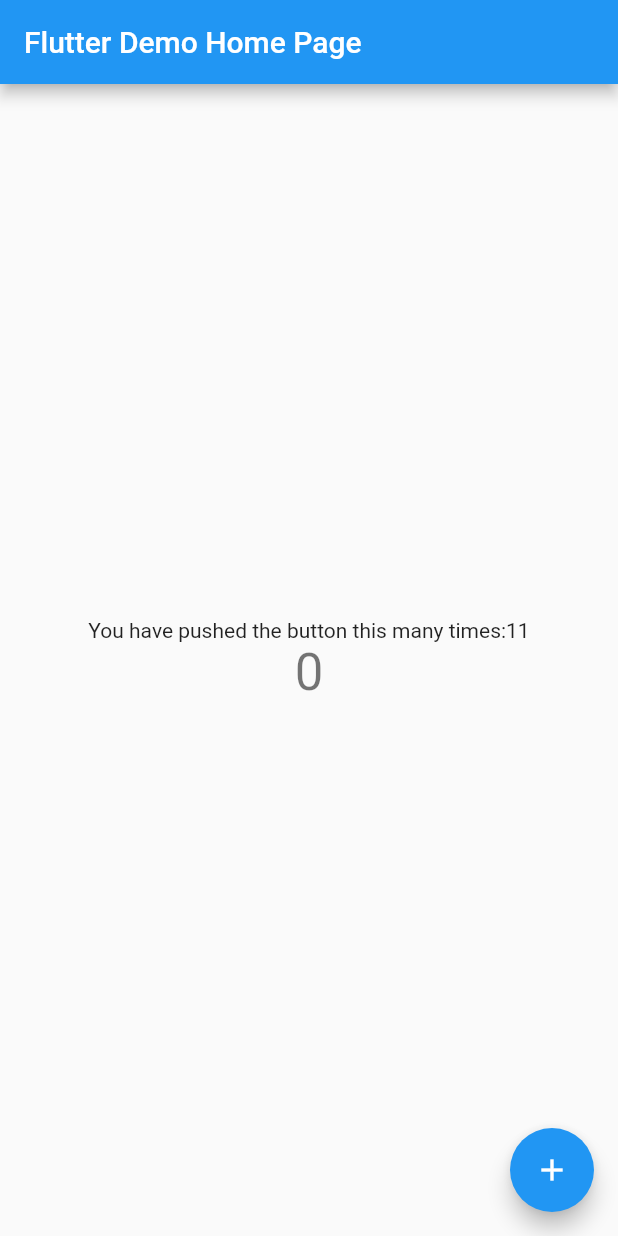
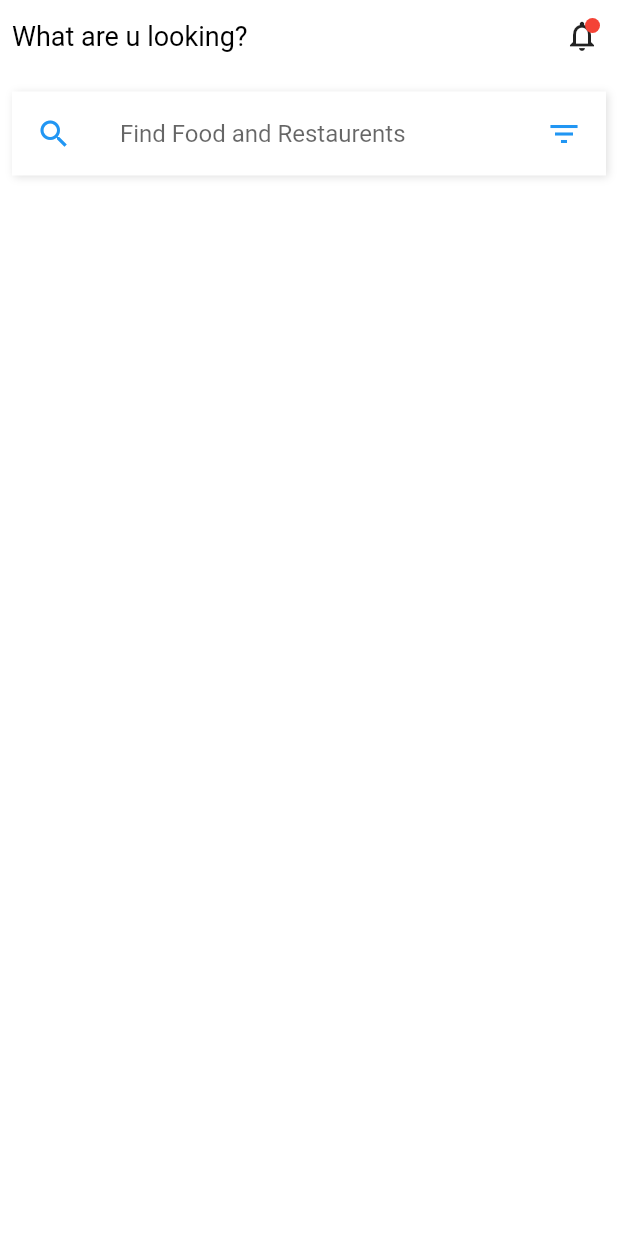
Before and after one commit to Dheeraj998/flutter-food-app, a Flutter app: the screen it shows after launch, on a phone screen of 412 x 824 dp. Run offline on Flutter 3.47's test engine with Material 2 defaults, Android fonts, the phone set to English and light mode, and no system bars.

Commit message:
added listtitle

```diff
--- a/food_app/lib/main.dart
+++ b/food_app/lib/main.dart
@@ -1,4 +1,6 @@
 import 'package:flutter/material.dart';
+
+import 'src/screens/home.dart';
 
 void main() {
   runApp(MyApp());
@@ -9,109 +11,12 @@ class MyApp extends StatelessWidget {
   @override
   Widget build(BuildContext context) {
     return MaterialApp(
-      title: 'Flutter Demo',
+      debugShowCheckedModeBanner: false,
+      title: 'Food App',
       theme: ThemeData(
-        // This is the theme of your application.
-        //
-        // Try running your application with "flutter run". You'll see the
-        // application has a blue toolbar. Then, without quitting the app, try
-        // changing the primarySwatch below to Colors.green and then invoke
-        // "hot reload" (press "r" in the console where you ran "flutter run",
-        // or simply save your changes to "hot reload" in a Flutter IDE).
-        // Notice that the counter didn't reset back to zero; the application
-        // is not restarted.
-        primarySwatch: Colors.blue,
-        // This makes the visual density adapt to the platform that you run
-        // the app on. For desktop platforms, the controls will be smaller and
-        // closer together (more dense) than on mobile platforms.
-        visualDensity: VisualDensity.adaptivePlatformDensity,
+        primarySwatch: Colors.red,
       ),
-      home: MyHomePage(title: 'Flutter Demo Home Page'),
+      home: Home(),
     );
   }
 }
-
-class MyHomePage extends StatefulWidget {
-  MyHomePage({Key key, this.title}) : super(key: key);
-
-  // This widget is the home page of your application. It is stateful, meaning
-  // that it has a State object (defined below) that contains fields that affect
-  // how it looks.
-
-  // This class is the configuration for the state. It holds the values (in this
-  // case the title) provided by the parent (in this case the App widget) and
-  // used by the build method of the State. Fields in a Widget subclass are
-  // always marked "final".
-
-  final String title;
-
-  @override
-  _MyHomePageState createState() => _MyHomePageState();
-}
-
-class _MyHomePageState extends State<MyHomePage> {
-  int _counter = 0;
-
-  void _incrementCounter() {
-    setState(() {
-      // This call to setState tells the Flutter framework that something has
-      // changed in this State, which causes it to rerun the build method below
-      // so that the display can reflect the updated values. If we changed
-      // _counter without calling setState(), then the build method would not be
-      // called again, and so nothing would appear to happen.
-      _counter++;
-    });
-  }
-
-  @override
-  Widget build(BuildContext context) {
-    // This method is rerun every time setState is called, for instance as done
-    // by the _incrementCounter method above.
-    //
-    // The Flutter framework has been optimized to make rerunning build methods
-    // fast, so that you can just rebuild anything that needs updating rather
-    // than having to individually change instances of widgets.
-    return Scaffold(
-      appBar: AppBar(
-        // Here we take the value from the MyHomePage object that was created by
-        // the App.build method, and use it to set our appbar title.
-        title: Text(widget.title),
-      ),
-      body: Center(
-        // Center is a layout widget. It takes a single child and positions it
-        // in the middle of the parent.
-        child: Column(
-          // Column is also a layout widget. It takes a list of children and
-          // arranges them vertically. By default, it sizes itself to fit its
-          // children horizontally, and tries to be as tall as its parent.
-          //
-          // Invoke "debug painting" (press "p" in the console, choose the
-          // "Toggle Debug Paint" action from the Flutter Inspector in Android
-          // Studio, or the "Toggle Debug Paint" command in Visual Studio Code)
-          // to see the wireframe for each widget.
-          //
-          // Column has various properties to control how it sizes itself and
-          // how it positions its children. Here we use mainAxisAlignment to
-          // center the children vertically; the main axis here is the vertical
-          // axis because Columns are vertical (the cross axis would be
-          // horizontal).
-          mainAxisAlignment: MainAxisAlignment.center,
-          children: <Widget>[
-            Text(
-              'You have pushed the button this many times:11',
-            ),
-            Text(
-              '$_counter',
-              style: Theme.of(context).textTheme.headline4,
-            ),
-          ],
-        ),
-      ),
-      floatingActionButton: FloatingActionButton(
-        onPressed: _incrementCounter,
-        tooltip: 'Increment',
-        child: Icon(Icons.add),
-      ), // This trailing comma makes auto-formatting nicer for build methods.
-    );
-  }
-}
--- /dev/null
+++ b/food_app/lib/src/commons.dart
@@ -0,0 +1,6 @@
+import 'package:flutter/material.dart';
+
+const red = Colors.red;
+const white = Colors.white;
+const black = Colors.black;
+const grey = Colors.grey;
--- /dev/null
+++ b/food_app/lib/src/screens/home.dart
@@ -0,0 +1,102 @@
+import 'package:flutter/material.dart';
+import 'package:food_app/src/widgets/title.dart';
+import '../commons.dart';
+
+class Home extends StatefulWidget {
+  @override
+  _HomeState createState() => _HomeState();
+}
+
+class _HomeState extends State<Home> {
+  @override
+  Widget build(BuildContext context) {
+    return Scaffold(
+      backgroundColor: white,
+      body: SafeArea(
+        child: ListView(
+          children: [
+            Row(
+              mainAxisAlignment: MainAxisAlignment.spaceBetween,
+              children: [
+                Padding(
+                  padding: const EdgeInsets.all(8.0),
+                  child: Center(
+                    child: CustomText(
+                      text: "What are u looking?",
+                      size: 18,
+                    ),
+                  ),
+                ),
+                Stack(
+                  children: [
+                    IconButton(
+                        icon: Icon(Icons.notifications_none), onPressed: () {}),
+                    Positioned(
+                      top: 12,
+                      right: 12,
+                      child: Container(
+                        height: 10,
+                        width: 10,
+                        decoration: BoxDecoration(
+                          color: red,
+                          borderRadius: BorderRadius.circular(20),
+                        ),
+                      ),
+                    ),
+                  ],
+                )
+              ],
+            ),
+            SizedBox(
+              height: 5,
+            ),
+            Padding(
+              padding: const EdgeInsets.all(8.0),
+              child: Container(
+                decoration: BoxDecoration(
+                  color: white,
+                  boxShadow: [
+                    BoxShadow(
+                      color: grey[300],
+                      offset: Offset(1, 1),
+                      blurRadius: 4,
+                    )
+                  ],
+                ),
+                child: ListTile(
+                  leading: Icon(
+                    Icons.search,
+                    color: Colors.blue,
+                  ),
+                  title: TextField(
+                    decoration: InputDecoration(
+                        hintText: "Find Food and Restaurents",
+                        border: InputBorder.none),
+                  ),
+                  trailing: Icon(Icons.filter_list, color: Colors.blue),
+                ),
+              ),
+            ),
+            SizedBox(height: 5),
+            Container(
+              height: 120,
+              child: Column(
+                children: [
+                  Container(
+                    decoration: BoxDecoration(
+                      color: white,
+                      boxShadow: [
+                        BoxShadow(
+                            color: red[50], offset: Offset(1, 1), blurRadius: 4)
+                      ],
+                    ),
+                  )
+                ],
+              ),
+            )
+          ],
+        ),
+      ),
+    );
+  }
+}
--- /dev/null
+++ b/food_app/lib/src/widgets/title.dart
@@ -0,0 +1,21 @@
+import 'package:flutter/material.dart';
+import 'package:food_app/src/commons.dart';
+
+class CustomText extends StatelessWidget {
+  final String text;
+  final double size;
+  final Color color;
+  final FontWeight weight;
+  CustomText({@required this.text, this.size, this.color, this.weight});
+  @override
+  Widget build(BuildContext context) {
+    return Text(
+      text,
+      style: TextStyle(
+        fontSize: size ?? 16,
+        color: color ?? black,
+        fontWeight: weight ?? FontWeight.normal,
+      ),
+    );
+  }
+}
--- a/food_app/pubspec.yaml
+++ b/food_app/pubspec.yaml
@@ -48,6 +48,8 @@ flutter:
   # assets:
   #   - images/a_dot_burr.jpeg
   #   - images/a_dot_ham.jpeg
+  assets:
+   - images/
 
   # An image asset can refer to one or more resolution-specific "variants", see
   # https://flutter.dev/assets-and-images/#resolution-aware.
```
Also changed, not shown: food_app/images/table.png (added).
